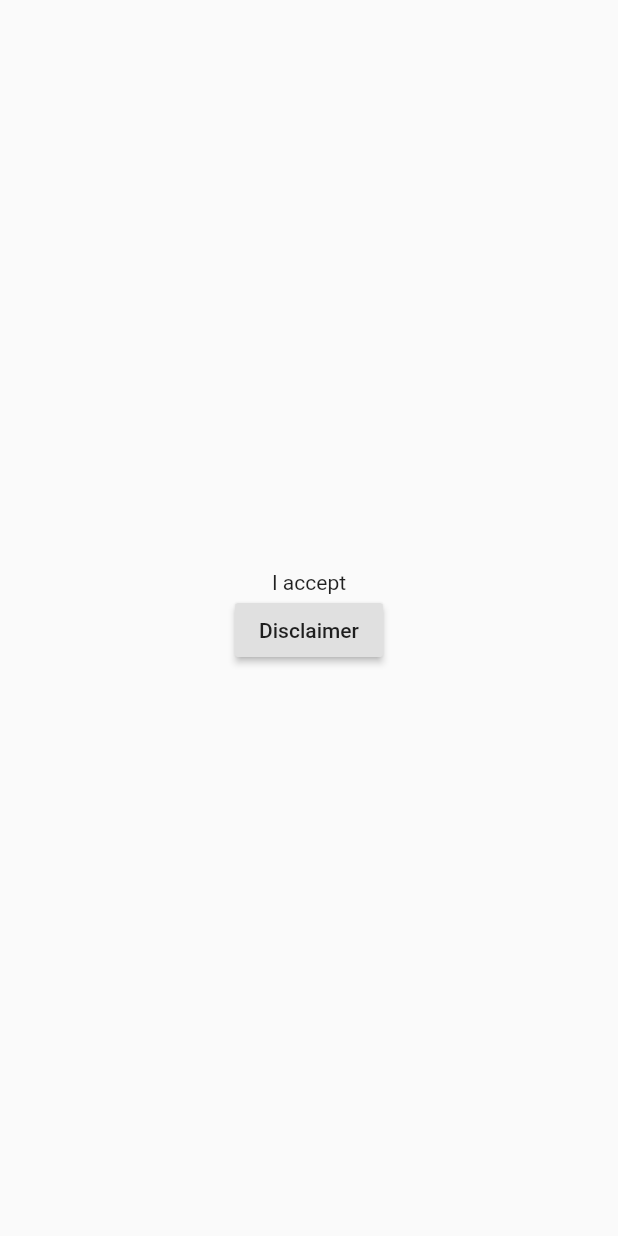
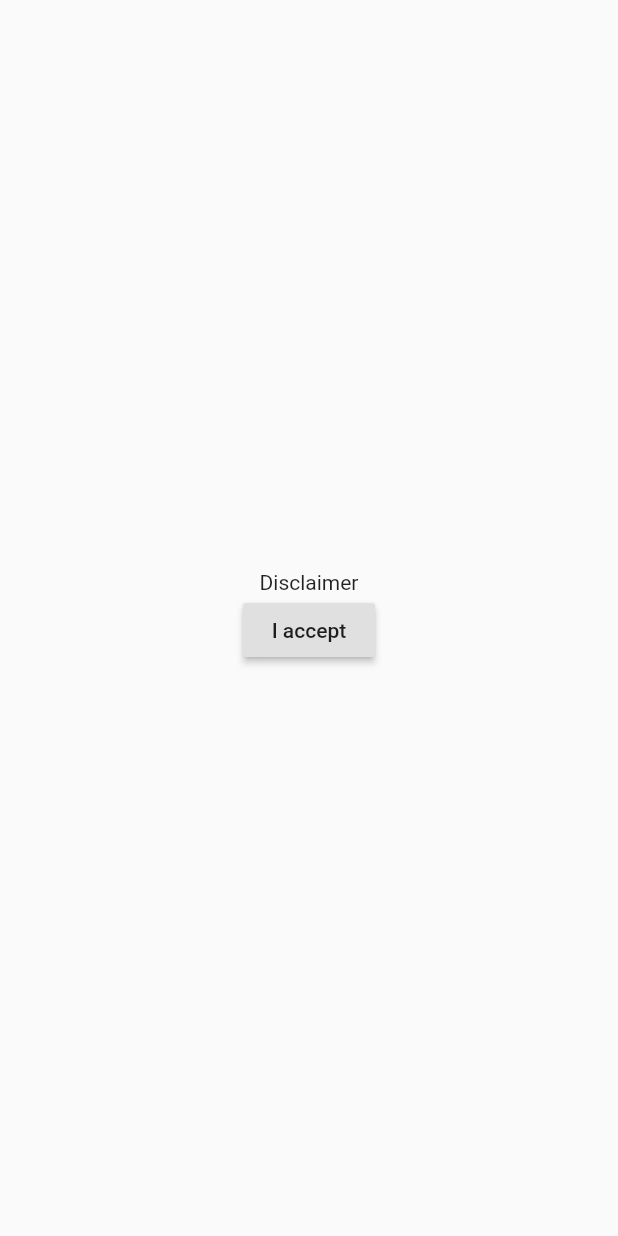
Before and after one commit to rstanleyhum/neptune, a Flutter app: the screen it shows after launch, on a phone screen of 412 x 824 dp. Run offline on Flutter 3.47's test engine with Material 2 defaults, Android fonts, the phone set to English and light mode, and no system bars; our stand-ins replace rxdart, yaml.

Commit message:
flipped disclaimer text messages

```diff
--- a/lib/widgets/disclaimer_view.dart
+++ b/lib/widgets/disclaimer_view.dart
@@ -12,9 +12,9 @@ class DisclaimerView extends StatelessWidget {
           mainAxisAlignment: MainAxisAlignment.center,
           crossAxisAlignment: CrossAxisAlignment.center,
           children: <Widget>[
-            Text(globals.disclaimerButtonText),
+            Text(globals.disclaimerTitle),
             RaisedButton(
-              child: Text(globals.disclaimerTitle),
+              child: Text(globals.disclaimerButtonText),
               onPressed: () {
                 Navigator.pushReplacementNamed(
                     context, RouteNames.BaseViewRoute);
```
